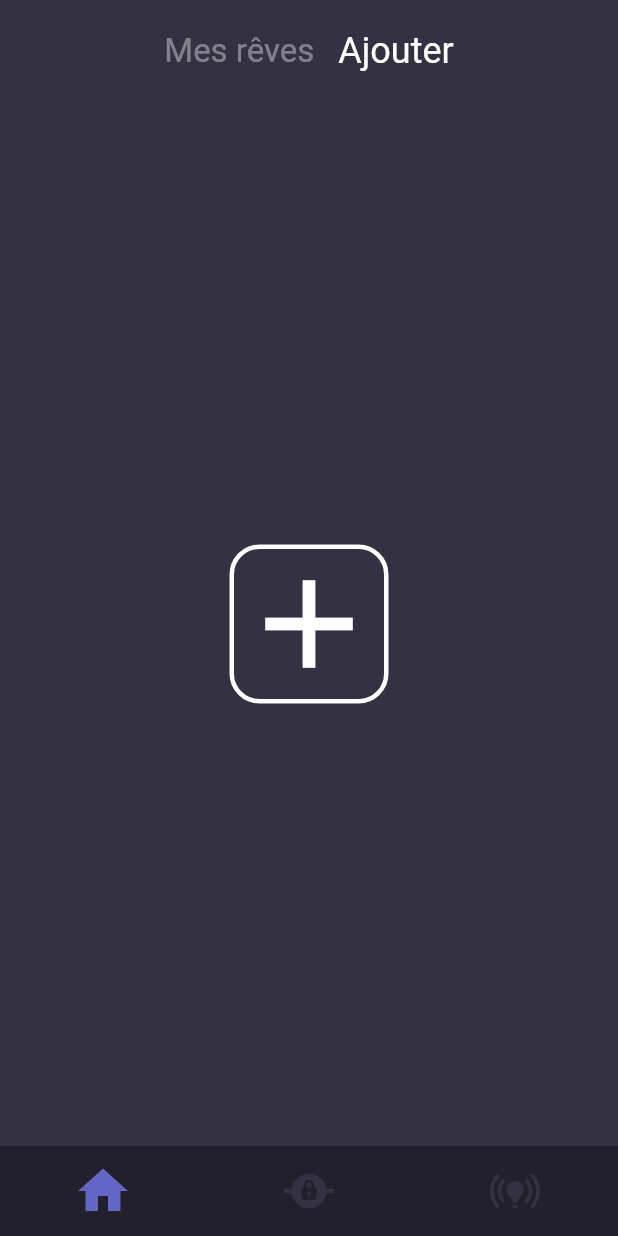
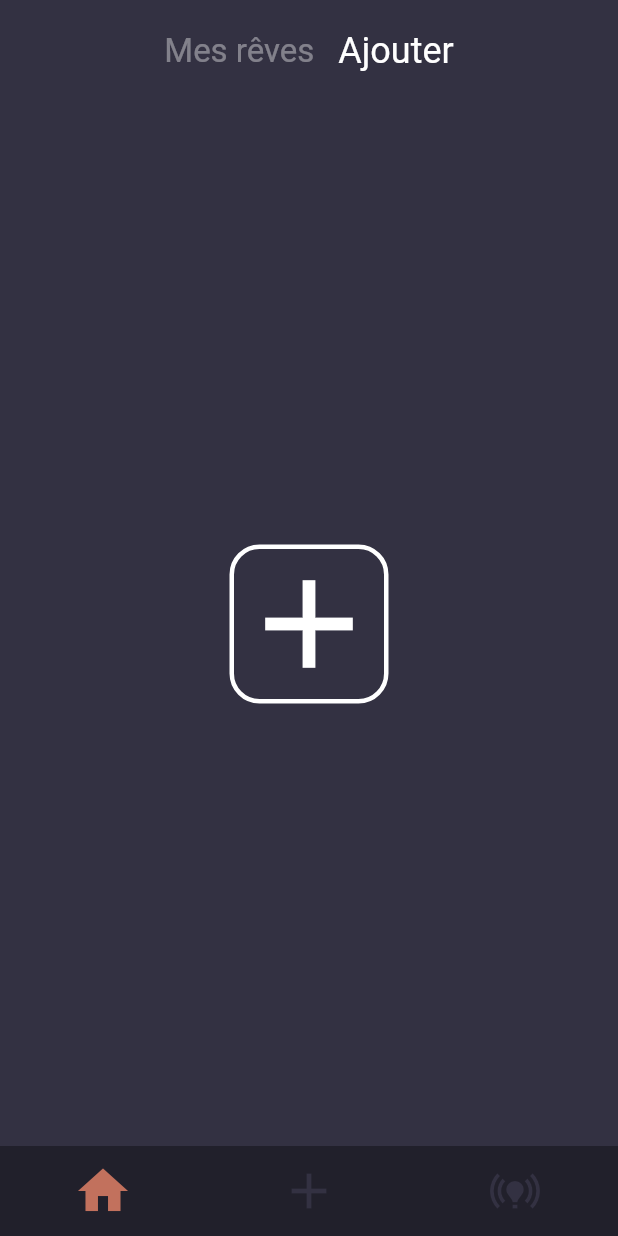
Before and after one commit to Elymne/erevho, a Flutter app: the PersonnalPage screen opened by its route, swiped to page 2, on a phone screen of 412 x 824 dp. Run offline on Flutter 3.47's test engine with Material 2 defaults, Android fonts, the phone set to English and light mode, and no system bars; our stand-ins replace fluro, flutter_riverpod, freezed_annotation, get_it, google_fonts, hive and 3 more; accounts and stored records are empty; generated files the repository leaves out were written again; Roboto replaces fonts that are missing (Hind).

```diff
--- a/lib/application/navigation/app_router.dart
+++ b/lib/application/navigation/app_router.dart
@@ -28,6 +28,11 @@ class AppRouter {
       transitionType: TransitionType.none,
     );
     _router.define(
+      dreamForm,
+      handler: Handler(handlerFunc: (context, params) => const DreamFormPage(dreamId: null)),
+      transitionType: TransitionType.inFromBottom,
+    );
+    _router.define(
       '$dreamForm/:id',
       handler: Handler(handlerFunc: (context, params) => DreamFormPage(dreamId: params['id']?[0])),
       transitionType: TransitionType.inFromBottom,
--- a/lib/application/pages/dream_form/dream_form_controller.dart
+++ b/lib/application/pages/dream_form/dream_form_controller.dart
@@ -55,7 +55,7 @@ class DreamFormController extends StatefulControllerWithParams<DreamFormParam> {
     if (formKey.currentState!.validate()) {
       formKey.currentState!.save();
 
-      final ail = await createOneDreamUsecase.perform(CreateOneDreamParams(
+      await createOneDreamUsecase.perform(CreateOneDreamParams(
         title: _dreamForm.title,
         content: _dreamForm.content,
         pseudonym: 'NONE',
--- a/lib/application/pages/dream_form/dream_form_page.dart
+++ b/lib/application/pages/dream_form/dream_form_page.dart
@@ -9,7 +9,7 @@ import 'package:get_it/get_it.dart';
 class DreamFormPage extends ConsumerStatefulWidget {
   final String? dreamId;
 
-  const DreamFormPage({Key? key, this.dreamId}) : super(key: key);
+  const DreamFormPage({Key? key, required this.dreamId}) : super(key: key);
 
   @override
   ConsumerState<ConsumerStatefulWidget> createState() => DreamFormState();
--- a/lib/application/pages/personnal/personnal_controller.dart
+++ b/lib/application/pages/personnal/personnal_controller.dart
@@ -16,7 +16,7 @@ class PersonnalController extends StatefulController {
 
   // State watchers.
   late final _dreamsProvider = FutureProvider<List<DreamEntity>>((ref) async {
-    return await getAllDreamsUsecase.perform(GetAllDreamsParams());
+    return await getAllDreamsUsecase.perform(GetAllDreamsParams(title: _textfieldValue));
   });
   AsyncValue<List<DreamEntity>> get dreams => ref.watch(_dreamsProvider);
 
@@ -28,6 +28,6 @@ class PersonnalController extends StatefulController {
   }
 
   void accessToCreateDreamFormPage() {
-    appRouter.navigate(context, '$dreamForm/none');
+    appRouter.navigate(context, dreamForm);
   }
 }
--- a/lib/application/widgets/custom_form_field.dart
+++ b/lib/application/widgets/custom_form_field.dart
@@ -15,6 +15,7 @@ class CustomFormField extends StatelessWidget {
   @override
   Widget build(BuildContext context) {
     return TextFormField(
+      minLines: isContent ? 8 : 1,
       maxLines: isContent ? null : 1,
       initialValue: initialValue,
       decoration: InputDecoration(
--- a/lib/application/widgets/layouts/bottom_bar.dart
+++ b/lib/application/widgets/layouts/bottom_bar.dart
@@ -25,16 +25,16 @@ class BottomBar extends StatelessWidget {
               onTap: () => _changePage(context, PageSelected.personnal == pageSelected ? PageSelected.none : PageSelected.personnal),
               child: Icon(
                 Icons.home,
-                color: PageSelected.personnal == pageSelected ? neonBlue : nightGrey,
+                color: PageSelected.personnal == pageSelected ? nightOrange : nightGrey,
                 size: 40,
               ),
             ),
           ),
           GestureDetector(
-            onTap: () => _changePage(context, PageSelected.group == pageSelected ? PageSelected.none : PageSelected.group),
+            onTap: () => _changePage(context, PageSelected.create == pageSelected ? PageSelected.none : PageSelected.create),
             child: Icon(
-              Icons.private_connectivity,
-              color: PageSelected.group == pageSelected ? neonBlue : nightGrey,
+              Icons.add,
+              color: PageSelected.group == pageSelected ? nightOrange : nightGrey,
               size: 40,
             ),
           ),
@@ -42,7 +42,7 @@ class BottomBar extends StatelessWidget {
             onTap: () => _changePage(context, PageSelected.online == pageSelected ? PageSelected.none : PageSelected.online),
             child: Icon(
               Icons.online_prediction,
-              color: PageSelected.online == pageSelected ? neonBlue : nightGrey,
+              color: PageSelected.online == pageSelected ? nightOrange : nightGrey,
               size: 40,
             ),
           ),
@@ -67,6 +67,9 @@ class BottomBar extends StatelessWidget {
       case PageSelected.online:
         print('Access to online page : Not implemented');
         break;
+      case PageSelected.create:
+        appRouter.navigate(context, dreamForm);
+        break;
     }
   }
 }
@@ -76,4 +79,4 @@ class BottomBar extends StatelessWidget {
 /// [personnal] Correponding to user offline dreams.
 /// [group] Corresponding to user group. //TODO to be defined
 /// [online] Corresponding to online dreams seach place. //TODO to be defined
-enum PageSelected { none, personnal, group, online }
+enum PageSelected { none, create, personnal, group, online }
```
